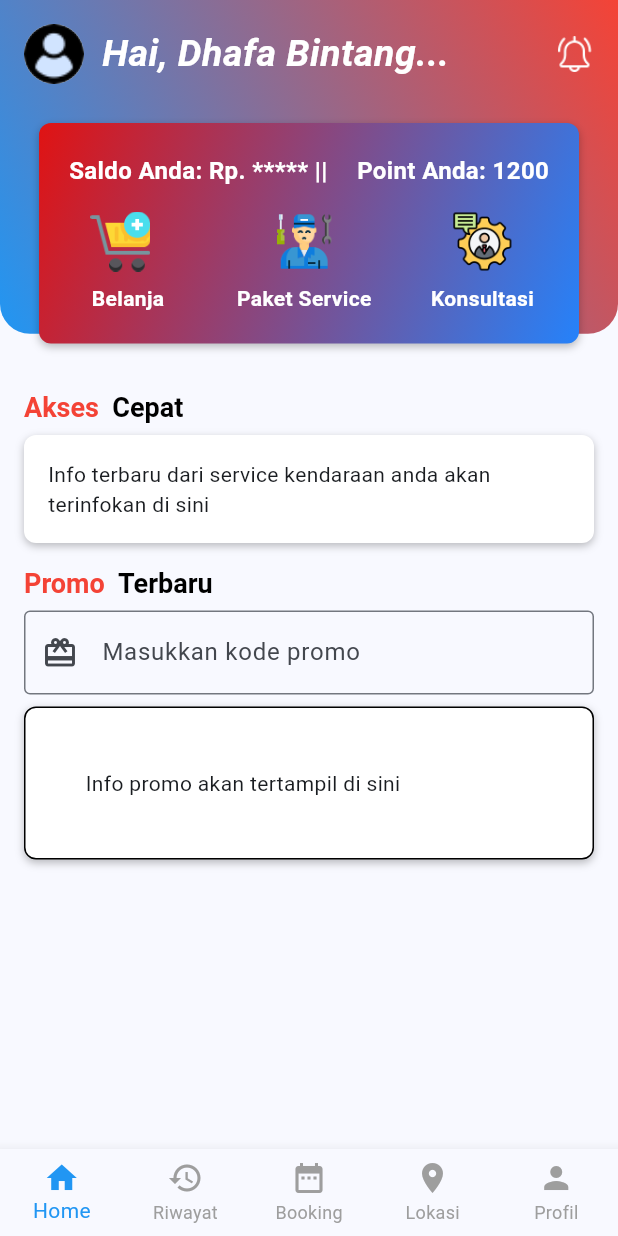
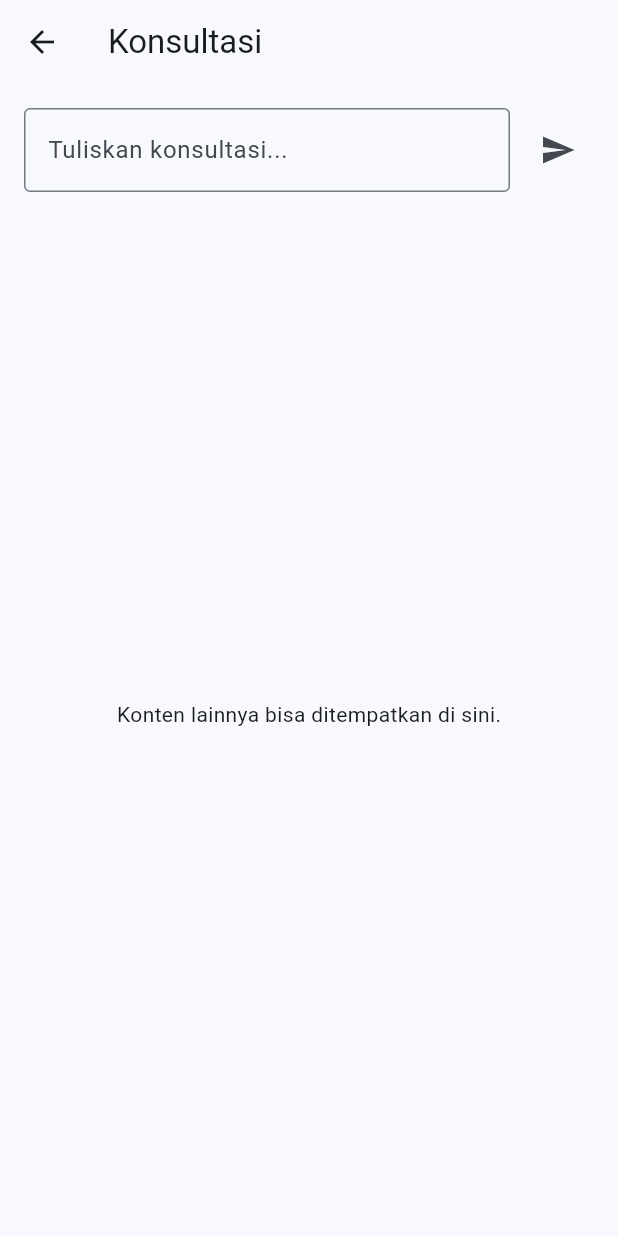
Before and after one commit to beoke/bengkel_flutter, a Flutter app: the screen it shows after launch, after a tap on "Konsultasi", on a phone screen of 412 x 824 dp. Run offline on Flutter 3.47's test engine with Material 3 defaults, Android fonts, the phone set to English and light mode, and no system bars; our stand-ins replace animate_do.

Commit message:
konsultasi

```diff
--- /dev/null
+++ b/lib/home/konsultasi.dart
@@ -0,0 +1,80 @@
+import 'package:flutter/material.dart';
+
+class KonsultasiScreen extends StatefulWidget {
+  const KonsultasiScreen({super.key});
+
+  @override
+  State<KonsultasiScreen> createState() => _KonsultasiScreenState();
+}
+
+class _KonsultasiScreenState extends State<KonsultasiScreen> {
+  final TextEditingController _controller = TextEditingController(); // Controller untuk TextField
+
+  void _sendMessage() {
+    String message = _controller.text.trim(); // Ambil teks dari TextField
+    if (message.isNotEmpty) {
+      print("Pesan terkirim: $message"); // Tampilkan pesan di konsol
+      _controller.clear(); // Bersihkan TextField setelah mengirim
+    } else {
+      print("Pesan tidak boleh kosong!"); // Pesan validasi jika kosong
+    }
+  }
+
+  @override
+  Widget build(BuildContext context) {
+    return Scaffold(
+      appBar: AppBar(
+        title: const Text('Konsultasi'),
+      ),
+      body: Padding(
+        padding: const EdgeInsets.all(16.0),
+        child: Column(
+          children: [
+            // TextField dan tombol kirim di bagian atas
+            Row(
+              children: [
+                Expanded(
+                  child: TextField(
+                    controller: _controller,
+                    decoration: const InputDecoration(
+                      hintText: 'Tuliskan konsultasi...', // Placeholder
+                      border: OutlineInputBorder(), // Border untuk TextField
+                    ),
+                  ),
+                ),
+                const SizedBox(width: 8.0), // Jarak antara TextField dan ikon
+                IconButton(
+                  icon: const Icon(Icons.send), // Ikon pesawat
+                  onPressed: _sendMessage, // Aksi saat ikon diklik
+                ),
+              ],
+            ),
+            const SizedBox(height: 16.0), // Jarak antara TextField dan konten di bawahnya
+            Expanded(
+              child: Container(
+                // Tempat untuk konten lain (opsional)
+                child: const Center(
+                  child: Text('Konten lainnya bisa ditempatkan di sini.'),
+                ),
+              ),
+            ),
+          ],
+        ),
+      ),
+    );
+  }
+
+  @override
+  void dispose() {
+    _controller.dispose(); // Bersihkan controller saat widget dihapus
+    super.dispose();
+  }
+}
+
+void main() {
+  runApp(
+    const MaterialApp(
+      home: KonsultasiScreen(),
+    ),
+  );
+}
--- a/lib/main.dart
+++ b/lib/main.dart
@@ -1,4 +1,5 @@
 import 'package:bengkel_flutter/home/belanja.dart';
+import 'package:bengkel_flutter/home/konsultasi.dart';
 import 'package:bengkel_flutter/login_regis/login.dart';
 import 'package:flutter/material.dart';
 import 'profile/profile.dart';
@@ -261,12 +262,12 @@ class HomePage extends StatelessWidget {
                                 icon: 'assets/consultant_64.png',
                                 title: 'Konsultasi',
                                 onTap: () {
-                                  // Navigator.push(
-                                  //   context,
-                                  //   MaterialPageRoute(
-                                  //     builder: (context) => Beranda(),
-                                  //   ),
-                                  // );
+                                 Navigator.push(
+                                    context,
+                                    MaterialPageRoute(
+                                      builder: (context) => KonsultasiScreen(),
+                                    ),
+                                  );
                                 },
                                 offset: const Offset(
                                     -10, 0), // geser gambar ke kiri
@@ -429,7 +430,7 @@ class HomePage extends StatelessWidget {
             child: Text(
               title,
               style: const TextStyle(
-                fontSize: 14,
+                fontSize: 16,
                 fontWeight: FontWeight.bold,
                 color: Colors.white,
               ),
```
